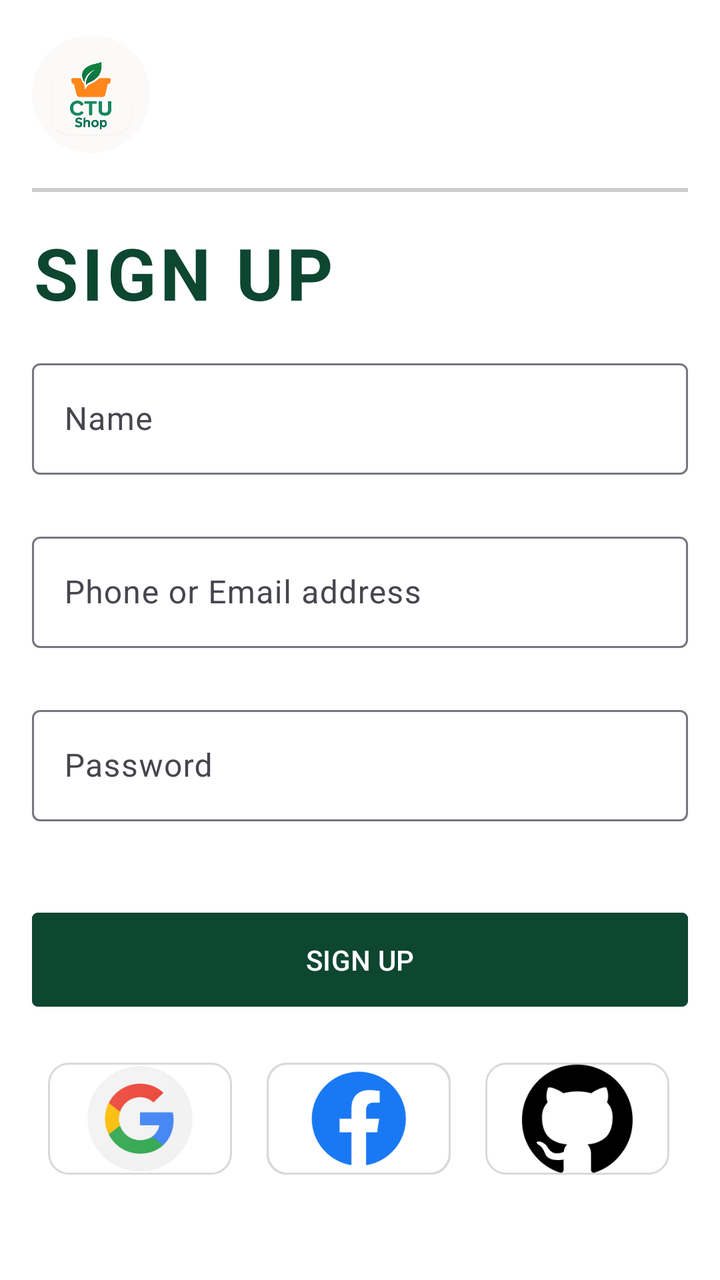
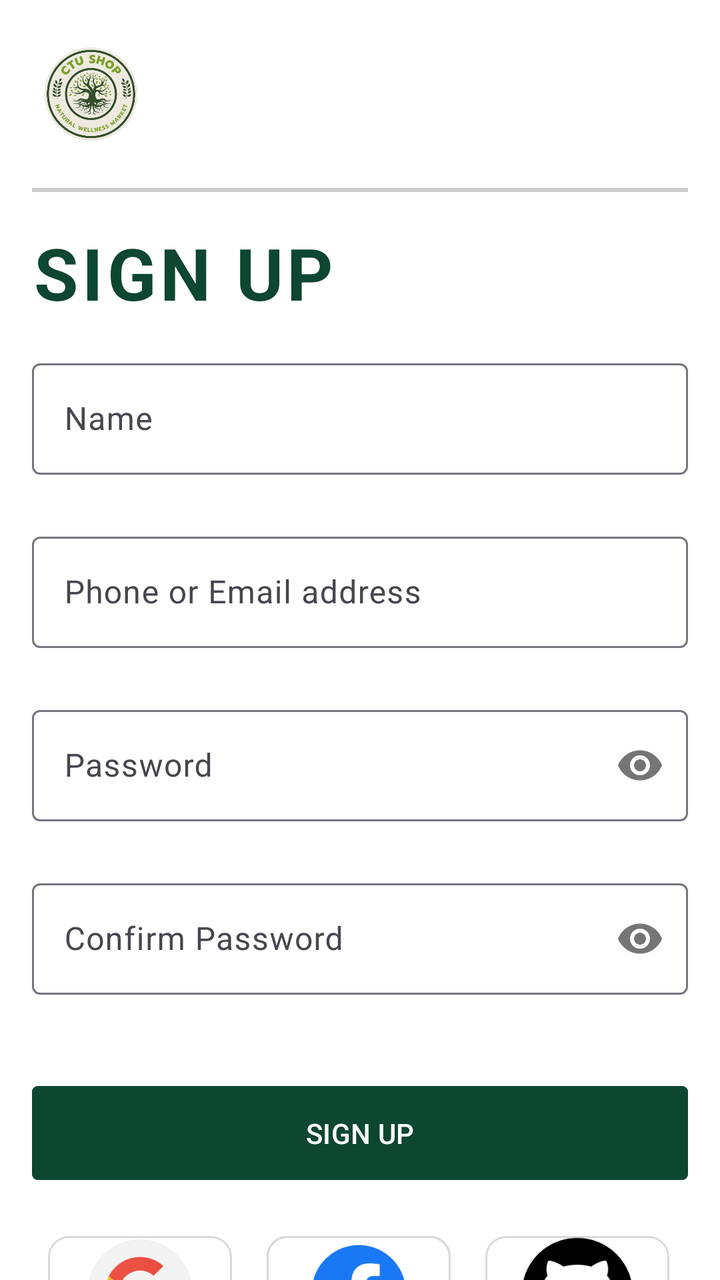

Two renders of the same Android screen: before a commit and after it. Below are the layout's source before the change and the commit's diff.
<!-- AndroidManifest.xml: application theme Theme.DietarySupplementShop -->
<!-- res/layout/activity_sign_up.xml -->
<?xml version="1.0" encoding="utf-8"?>
<RelativeLayout xmlns:android="http://schemas.android.com/apk/res/android"
    xmlns:app="http://schemas.android.com/apk/res-auto"
    xmlns:tools="http://schemas.android.com/tools"
    android:layout_width="match_parent"
    android:layout_height="match_parent"
    tools:context=".SignUpActivity">

    <ImageView
        android:id="@+id/imageView2"
        android:layout_width="150dp"
        android:layout_height="62dp"
        android:layout_alignParentStart="true"
        android:layout_alignParentTop="true"
        android:layout_alignParentEnd="true"
        android:layout_marginStart="16dp"
        android:layout_marginTop="16dp"
        android:layout_marginEnd="285dp"
        android:layout_marginBottom="16dp"
        android:contentDescription="@string/logo_app"
        app:srcCompat="@drawable/logo" />

    <View
        android:id="@+id/spacer"
        android:layout_width="match_parent"
        android:layout_height="2dp"
        android:layout_below="@+id/imageView2"
        android:layout_marginStart="16dp"
        android:layout_marginEnd="16dp"
        android:background="#CCCCCC" />


    <TextView
        android:id="@+id/textViewAppName"
        android:layout_width="match_parent"
        android:layout_height="wrap_content"
        android:layout_below="@+id/spacer"
        android:layout_alignParentStart="true"
        android:layout_alignParentEnd="true"
        android:layout_marginStart="16dp"
        android:layout_marginTop="16dp"
        android:letterSpacing="0.05"
        android:text="@string/sign_up"
        android:textAlignment="viewStart"
        android:textColor="@color/color_app"
        android:textSize="36sp"
        android:textStyle="bold" />

    <com.google.android.material.textfield.TextInputLayout
        android:id="@+id/textInputLayoutFullName"
        android:layout_width="match_parent"
        android:layout_height="wrap_content"
        android:layout_below="@id/textViewAppName"
        android:layout_alignParentStart="true"
        android:layout_alignParentEnd="true"
        android:layout_marginStart="16dp"
        android:layout_marginTop="16dp"
        android:layout_marginEnd="16dp"
        app:errorEnabled="true"
        app:errorTextAppearance="@style/ErrorText">

        <EditText
            android:id="@+id/editTextFullName"
            android:layout_width="match_parent"
            android:layout_height="match_parent"
            android:layout_alignParentStart="true"
            android:layout_alignParentEnd="true"
            android:autofillHints=""
            android:hint="@string/name"
            android:inputType="text"
            android:textColor="#000000" />

    </com.google.android.material.textfield.TextInputLayout>

    <com.google.android.material.textfield.TextInputLayout
        android:id="@+id/textInputLayoutEmail"
        android:layout_width="match_parent"
        android:layout_height="wrap_content"
        android:layout_below="@id/textInputLayoutFullName"
        android:layout_alignParentStart="true"
        android:layout_alignParentEnd="true"
        android:layout_marginStart="16dp"
        android:layout_marginEnd="16dp"
        app:errorEnabled="true"
        app:errorTextAppearance="@style/ErrorText">

        <EditText
            android:id="@+id/editTextEmail"
            android:layout_width="match_parent"
            android:layout_height="match_parent"
            android:layout_alignParentStart="true"
            android:layout_alignParentEnd="true"
            android:autofillHints=""
            android:hint="@string/hint_signup_id"
            android:inputType="text"
            android:textColor="#000000"
            tools:ignore="TextFields" />

    </com.google.android.material.textfield.TextInputLayout>

    <com.google.android.material.textfield.TextInputLayout
        android:id="@+id/textInputLayoutPassword"
        android:layout_width="match_parent"
        android:layout_height="wrap_content"
        android:layout_below="@id/textInputLayoutEmail"
        android:layout_marginStart="16dp"
        android:layout_marginEnd="16dp"
        app:errorEnabled="true"
        app:errorTextAppearance="@style/ErrorText">

        <EditText
            android:id="@+id/editTextPassword"
            android:layout_width="match_parent"
            android:layout_height="match_parent"
            android:hint="@string/hint_password"
            android:inputType="textPassword"
            android:textColor="#000000"
            android:autofillHints="" />

    </com.google.android.material.textfield.TextInputLayout>

    <Button
        android:id="@+id/buttonSignUp"
        android:layout_width="match_parent"
        android:layout_height="55dp"
        android:layout_below="@id/textInputLayoutPassword"
        android:layout_alignParentStart="true"
        android:layout_alignParentEnd="true"
        android:layout_marginStart="16dp"
        android:layout_marginTop="16dp"
        android:layout_marginEnd="16dp"
        android:backgroundTint="@color/color_app"
        android:text="@string/text_sign_up"
        android:textColor="#FFFFFF"
        app:cornerRadius="3dp" />

    <GridLayout
        android:id="@+id/gridLayoutSocialLogin"
        android:layout_width="match_parent"
        android:layout_height="80dp"
        android:layout_below="@+id/buttonSignUp"
        android:layout_marginStart="16dp"
        android:layout_marginTop="16dp"
        android:layout_marginEnd="16dp"
        android:columnCount="3">

        <FrameLayout
            android:layout_width="wrap_content"
            android:layout_height="match_parent"

            android:layout_columnWeight="1">

            <ImageButton
                android:id="@+id/btnGoogleSignIn"
                android:layout_width="92dp"
                android:layout_height="56dp"
                android:layout_margin="8dp"
                android:background="@drawable/rounded_button"
                android:contentDescription="@string/login_with_google"
                android:scaleType="fitCenter"
                android:src="@drawable/google"
                android:textColor="#FFFFFF" />

        </FrameLayout>

        <FrameLayout
            android:layout_width="wrap_content"
            android:layout_height="match_parent"
            android:layout_columnWeight="1">

            <ImageButton
                android:id="@+id/btnFacebookSignIn"
                android:layout_width="92dp"
                android:layout_height="56dp"
                android:layout_margin="8dp"
                android:background="@drawable/rounded_button"
                android:contentDescription="@string/login_with_facebook"
                android:scaleType="fitCenter"
                android:src="@drawable/facebook_icon"
                android:textColor="#FFFFFF" />

        </FrameLayout>

        <FrameLayout
            android:layout_width="wrap_content"
            android:layout_height="match_parent"
            android:layout_columnWeight="1">

            <ImageButton
                android:id="@+id/btnGitSignIn2"
                android:layout_width="92dp"
                android:layout_height="56dp"
                android:layout_margin="8dp"
                android:background="@drawable/rounded_button"
                android:contentDescription="@string/login_with_git"
                android:cropToPadding="false"
                android:scaleType="fitCenter"
                android:src="@drawable/git_logo"
                android:textColor="#FFFFFF" />

        </FrameLayout>

    </GridLayout>

    <Button
        android:id="@+id/buttonSignInPage"
        android:layout_width="318dp"
        android:layout_height="55dp"
        android:layout_below="@+id/gridLayoutSocialLogin"
        android:layout_alignParentStart="true"
        android:layout_alignParentEnd="true"
        android:layout_marginStart="16dp"
        android:layout_marginTop="16dp"
        android:layout_marginEnd="16dp"
        android:backgroundTint="@color/white"
        android:text="@string/a_customer_login"
        android:textAlignment="center"
        android:textColor="@color/color_app"
        android:textSize="16sp"
        android:textStyle="bold"
        app:cornerRadius="3dp" />

    <FrameLayout
        android:id="@+id/frameLoading"
        android:layout_width="match_parent"
        android:layout_height="match_parent"
        android:background="#1A000000"
        android:layout_gravity="center"
        android:visibility="gone"
        >
        <com.airbnb.lottie.LottieAnimationView
            android:id="@+id/animationView"
            android:layout_width="50dp"
            android:layout_height="50dp"
            android:layout_gravity="center"
            app:lottie_rawRes="@raw/loading"
            app:lottie_autoPlay="true"
            app:lottie_loop="true"/>
    </FrameLayout>
</RelativeLayout>
<!-- resources referenced by this layout -->
<resources>
  <color name="color_app">#0D4631</color>
  <color name="white">#FFFFFFFF</color>
  <!-- drawable facebook_icon: png bitmap (drawable, 13286 bytes) -->
  <!-- drawable git_logo: png bitmap (drawable, 4429 bytes) -->
  <!-- drawable google: png bitmap (drawable, 12883 bytes) -->
  <!-- drawable logo: png bitmap (drawable, 136778 bytes) -->
  <!-- drawable rounded_button (drawable) -->
  <?xml version="1.0" encoding="utf-8"?>
  
  <shape xmlns:android="http://schemas.android.com/apk/res/android"
      android:shape="rectangle" android:padding="10dp">
      <corners
          android:bottomRightRadius="10dp"
          android:bottomLeftRadius="10dp"
          android:topLeftRadius="10dp"
          android:topRightRadius="10dp"
          />
      <stroke
          android:width="1dp"
          android:color="#D9D9D9"/>
  </shape>
  <string name="a_customer_login">Have an account? Sign In</string>
  <string name="hint_password">Password</string>
  <string name="hint_signup_id">Phone or Email address</string>
  <string name="login_with_facebook">Login with facebook</string>
  <string name="login_with_git">Login with git</string>
  <string name="login_with_google">Login with google</string>
  <string name="logo_app">Logo app</string>
  <string name="name">Name</string>
  <string name="sign_up">SIGN UP</string>
  <string name="text_sign_up">SIGN UP</string>
  <style name="ErrorText" parent="@android:style/TextAppearance">
          <item name="android:textColor">@color/color_app</item>
      </style>
  <style name="Theme.DietarySupplementShop" parent="Base.Theme.DietarySupplementShop" />
  <style name="Base.Theme.DietarySupplementShop" parent="Theme.Material3.DayNight.NoActionBar">
          <item name="android:windowBackground">@color/white</item>
          <item name="android:statusBarColor">@android:color/transparent</item>
          <item name="android:windowTranslucentNavigation">true</item>
          <item name="android:windowActivityTransitions">true</item>=
      </style>
</resources>

<!-- the commit's change to res/layout/activity_sign_up.xml (unified diff, before → after) -->
@@ -18,7 +18,7 @@
         android:layout_marginEnd="285dp"
         android:layout_marginBottom="16dp"
         android:contentDescription="@string/logo_app"
-        app:srcCompat="@drawable/logo" />
+        app:srcCompat="@drawable/logo_2" />
 
     <View
         android:id="@+id/spacer"
@@ -28,7 +28,6 @@
         android:layout_marginStart="16dp"
         android:layout_marginEnd="16dp"
         android:background="#CCCCCC" />
-
 
     <TextView
         android:id="@+id/textViewAppName"
@@ -92,9 +91,8 @@
             android:layout_alignParentEnd="true"
             android:autofillHints=""
             android:hint="@string/hint_signup_id"
-            android:inputType="text"
-            android:textColor="#000000"
-            tools:ignore="TextFields" />
+            android:inputType="textEmailAddress"
+            android:textColor="#000000" />
 
     </com.google.android.material.textfield.TextInputLayout>
 
@@ -106,16 +104,39 @@
         android:layout_marginStart="16dp"
         android:layout_marginEnd="16dp"
         app:errorEnabled="true"
-        app:errorTextAppearance="@style/ErrorText">
+        app:errorTextAppearance="@style/ErrorText"
+        app:passwordToggleEnabled="true">
 
         <EditText
             android:id="@+id/editTextPassword"
             android:layout_width="match_parent"
             android:layout_height="match_parent"
+            android:autofillHints=""
             android:hint="@string/hint_password"
             android:inputType="textPassword"
-            android:textColor="#000000"
-            android:autofillHints="" />
+            android:textColor="#000000" />
+
+    </com.google.android.material.textfield.TextInputLayout>
+
+    <com.google.android.material.textfield.TextInputLayout
+        android:id="@+id/textInputLayoutConfirmPassword"
+        android:layout_width="match_parent"
+        android:layout_height="wrap_content"
+        android:layout_below="@id/textInputLayoutPassword"
+        android:layout_marginStart="16dp"
+        android:layout_marginEnd="16dp"
+        app:errorEnabled="true"
+        app:errorTextAppearance="@style/ErrorText"
+        app:passwordToggleEnabled="true">
+
+        <EditText
+            android:id="@+id/editTextConfirmPassword"
+            android:layout_width="match_parent"
+            android:layout_height="match_parent"
+            android:autofillHints=""
+            android:hint="@string/confirm_password"
+            android:inputType="textPassword"
+            android:textColor="#000000" />
 
     </com.google.android.material.textfield.TextInputLayout>
 
@@ -123,7 +144,7 @@
         android:id="@+id/buttonSignUp"
         android:layout_width="match_parent"
         android:layout_height="55dp"
-        android:layout_below="@id/textInputLayoutPassword"
+        android:layout_below="@id/textInputLayoutConfirmPassword"
         android:layout_alignParentStart="true"
         android:layout_alignParentEnd="true"
         android:layout_marginStart="16dp"
@@ -147,7 +168,6 @@
         <FrameLayout
             android:layout_width="wrap_content"
             android:layout_height="match_parent"
-
             android:layout_columnWeight="1">
 
             <ImageButton
@@ -224,17 +244,17 @@
         android:id="@+id/frameLoading"
         android:layout_width="match_parent"
         android:layout_height="match_parent"
+        android:layout_gravity="center"
         android:background="#1A000000"
-        android:layout_gravity="center"
-        android:visibility="gone"
-        >
+        android:visibility="gone">
+
         <com.airbnb.lottie.LottieAnimationView
             android:id="@+id/animationView"
             android:layout_width="50dp"
             android:layout_height="50dp"
             android:layout_gravity="center"
-            app:lottie_rawRes="@raw/loading"
             app:lottie_autoPlay="true"
-            app:lottie_loop="true"/>
+            app:lottie_loop="true"
+            app:lottie_rawRes="@raw/loading" />
     </FrameLayout>
 </RelativeLayout>
<!-- resource entries referenced after the edit -->
@@ -5,7 +5,7 @@
   <!-- drawable facebook_icon: png bitmap (drawable, 13286 bytes) -->
   <!-- drawable git_logo: png bitmap (drawable, 4429 bytes) -->
   <!-- drawable google: png bitmap (drawable, 12883 bytes) -->
-  <!-- drawable logo: png bitmap (drawable, 136778 bytes) -->
+  <!-- drawable logo_2: png bitmap (drawable, 57019 bytes) -->
   <!-- drawable rounded_button (drawable) -->
   <?xml version="1.0" encoding="utf-8"?>
   
@@ -22,6 +22,7 @@
           android:color="#D9D9D9"/>
   </shape>
   <string name="a_customer_login">Have an account? Sign In</string>
+  <string name="confirm_password">Confirm Password</string>
   <string name="hint_password">Password</string>
   <string name="hint_signup_id">Phone or Email address</string>
   <string name="login_with_facebook">Login with facebook</string>
@@ -39,7 +40,12 @@
           <item name="android:windowBackground">@color/white</item>
           <item name="android:statusBarColor">@android:color/transparent</item>
           <item name="android:windowTranslucentNavigation">true</item>
-          <item name="android:windowActivityTransitions">true</item>=
+          <item name="android:windowActivityTransitions">true</item>
+  
+          <item name="colorPrimary">@color/color_app</item>
+          <item name="colorOnPrimary">#FFFFFF</item>
+          <item name="colorPrimaryContainer">#A5D6A7</item>
+          <item name="colorSecondary">#388E3C</item>
       </style>
 </resources>
 
